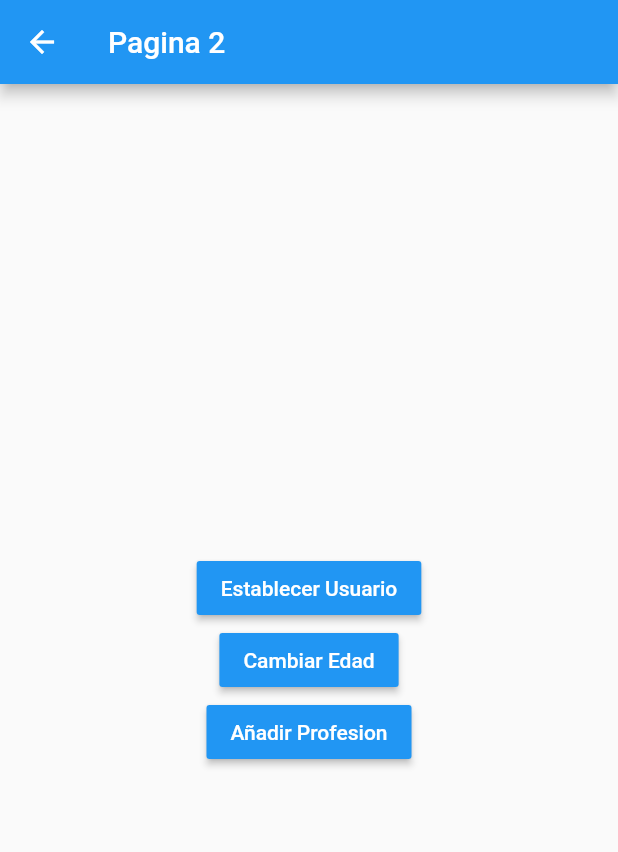
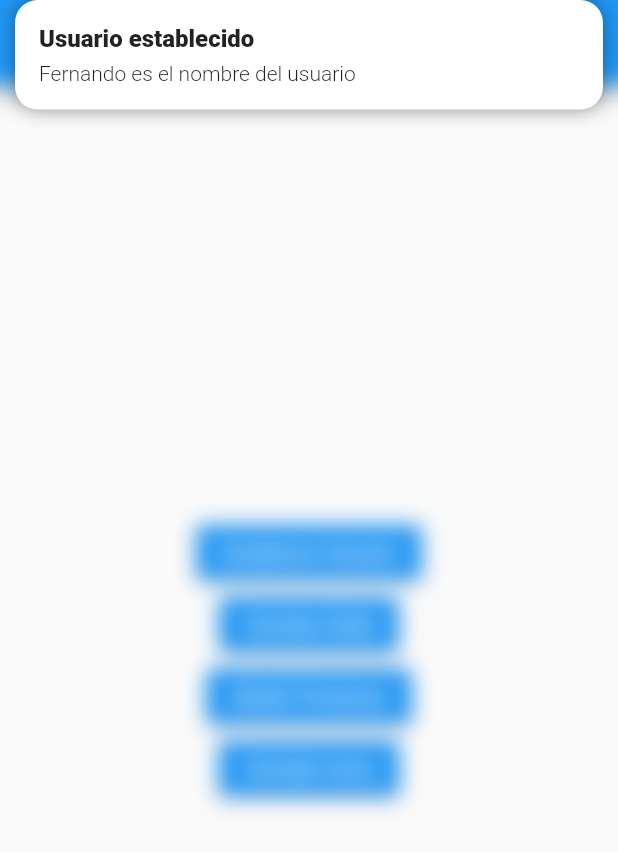
Before and after one commit to Klerith/flutter-estados-getx, a Flutter app: the Pagina2Page screen opened by its route, after a tap on "Establecer Usuario", on a phone screen of 412 x 824 dp. Shown: the top 852 px of the screen. Run offline on Flutter 3.47's test engine with Material 2 defaults, Android fonts, the phone set to English and light mode, and no system bars; our stand-ins replace get.

Commit message:
Fin sección 15

```diff
--- /dev/null
+++ b/lib/controllers/usuario_controller.dart
@@ -0,0 +1,31 @@
+
+import 'package:get/get.dart';
+import 'package:estados/models/usuario.dart';
+
+class UsuarioController extends GetxController {
+
+  var existeUsuario = false.obs;
+  var usuario = new Usuario().obs;
+
+  int get profesionesCount {
+    return this.usuario.value.profesiones.length;
+  }
+
+  void cargarUsuario( Usuario pUsuario ) {
+    this.existeUsuario.value = true;
+    this.usuario.value = pUsuario;
+  }
+
+  void cambiarEdad( int edad ) {
+    this.usuario.update((val) {
+      val!.edad = edad;
+    });
+  }
+
+  void agregarProfesion( String profesion ) {
+    this.usuario.update((val) {
+      val!.profesiones = [ ...val.profesiones, profesion ];
+    });
+  }
+
+}
--- a/lib/pages/pagina1_page.dart
+++ b/lib/pages/pagina1_page.dart
@@ -1,19 +1,25 @@
 import 'package:flutter/material.dart';
 import 'package:get/get.dart';
 
-
-import 'package:estados/pages/pagina2_page.dart';
-
+import 'package:estados/controllers/usuario_controller.dart';
+import 'package:estados/models/usuario.dart';
 
 class Pagina1Page extends StatelessWidget {
 
   @override
   Widget build(BuildContext context) {
+
+    final usuarioCtrl = Get.put( UsuarioController() );
+
     return Scaffold(
       appBar: AppBar(
         title: Text('Pagina 1'),
       ),
-      body: InformacionUsuario(),
+      body: Obx(
+        () => usuarioCtrl.existeUsuario.value
+              ? InformacionUsuario( usuario: usuarioCtrl.usuario.value )
+              : NoInfo()
+      ),
 
      floatingActionButton: FloatingActionButton(
        child: Icon( Icons.accessibility_new ),
@@ -27,7 +33,28 @@ class Pagina1Page extends StatelessWidget {
   }
 }
 
+
+class NoInfo extends StatelessWidget {
+  @override
+  Widget build(BuildContext context) {
+    return Container(
+      child: Center(
+        child: Text('No hay usuario seleccionado'),
+      ),
+    );
+  }
+}
+
+
 class InformacionUsuario extends StatelessWidget {
+
+  final Usuario usuario;
+
+  const InformacionUsuario({
+    Key? key,
+    required this.usuario
+  }) : super(key: key);
+
 
   @override
   Widget build(BuildContext context) {
@@ -42,15 +69,19 @@ class InformacionUsuario extends StatelessWidget {
           Text('General', style: TextStyle( fontSize: 18, fontWeight: FontWeight.bold ) ),
           Divider(),
 
-          ListTile( title: Text('Nombre: ') ),
-          ListTile( title: Text('Edad: ') ),
+          ListTile( title: Text('Nombre: ${ this.usuario.nombre }') ),
+          ListTile( title: Text('Edad: ${ this.usuario.edad }') ),
 
           Text('Profesiones', style: TextStyle( fontSize: 18, fontWeight: FontWeight.bold ) ),
           Divider(),
 
-          ListTile( title: Text('Profesion 1') ),
-          ListTile( title: Text('Profesion 1') ),
-          ListTile( title: Text('Profesion 1') ),
+          ...usuario.profesiones.map((profesion) => ListTile(
+            title: Text( profesion ),
+          ))
+
+          // ListTile( title: Text('Profesion 1') ),
+          // ListTile( title: Text('Profesion 1') ),
+          // ListTile( title: Text('Profesion 1') ),
 
         ],
       ),
--- a/lib/pages/pagina2_page.dart
+++ b/lib/pages/pagina2_page.dart
@@ -1,6 +1,8 @@
 import 'package:flutter/material.dart';
 import 'package:get/get.dart';
 
+import 'package:estados/controllers/usuario_controller.dart';
+import 'package:estados/models/usuario.dart';
 
 class Pagina2Page extends StatelessWidget {
 
@@ -8,6 +10,7 @@ class Pagina2Page extends StatelessWidget {
   Widget build(BuildContext context) {
 
     // print( Get.arguments['edad'] );
+    final usuarioCtrl = Get.find<UsuarioController>();
 
 
     return Scaffold(
@@ -23,7 +26,18 @@ class Pagina2Page extends StatelessWidget {
               child: Text('Establecer Usuario', style: TextStyle( color: Colors.white ) ),
               color: Colors.blue,
               onPressed: () {
-
+                usuarioCtrl.cargarUsuario( Usuario(nombre: 'Fernando', edad: 35 ) );
+                Get.snackbar(
+                  'Usuario establecido',
+                  'Fernando es el nombre del usuario',
+                  backgroundColor: Colors.white,
+                  boxShadows: [
+                    BoxShadow(
+                      color: Colors.black38,
+                      blurRadius: 10
+                    )
+                  ]
+                );
               }
             ),
 
@@ -31,7 +45,7 @@ class Pagina2Page extends StatelessWidget {
               child: Text('Cambiar Edad', style: TextStyle( color: Colors.white ) ),
               color: Colors.blue,
               onPressed: () {
-
+                usuarioCtrl.cambiarEdad(25);
               }
             ),
 
@@ -39,7 +53,16 @@ class Pagina2Page extends StatelessWidget {
               child: Text('Añadir Profesion', style: TextStyle( color: Colors.white ) ),
               color: Colors.blue,
               onPressed: () {
+                // usuarioCtrl.agregarProfesion( 'Profesión #${ usuarioCtrl.usuario.value.profesiones.length + 1 }' );
+                usuarioCtrl.agregarProfesion( 'Profesión #${ usuarioCtrl.profesionesCount + 1 }' );
+              }
+            ),
 
+            MaterialButton(
+              child: Text('Cambair tema', style: TextStyle( color: Colors.white ) ),
+              color: Colors.blue,
+              onPressed: () {
+                Get.changeTheme( Get.isDarkMode ? ThemeData.light() : ThemeData.dark() );
               }
             ),
 
```
